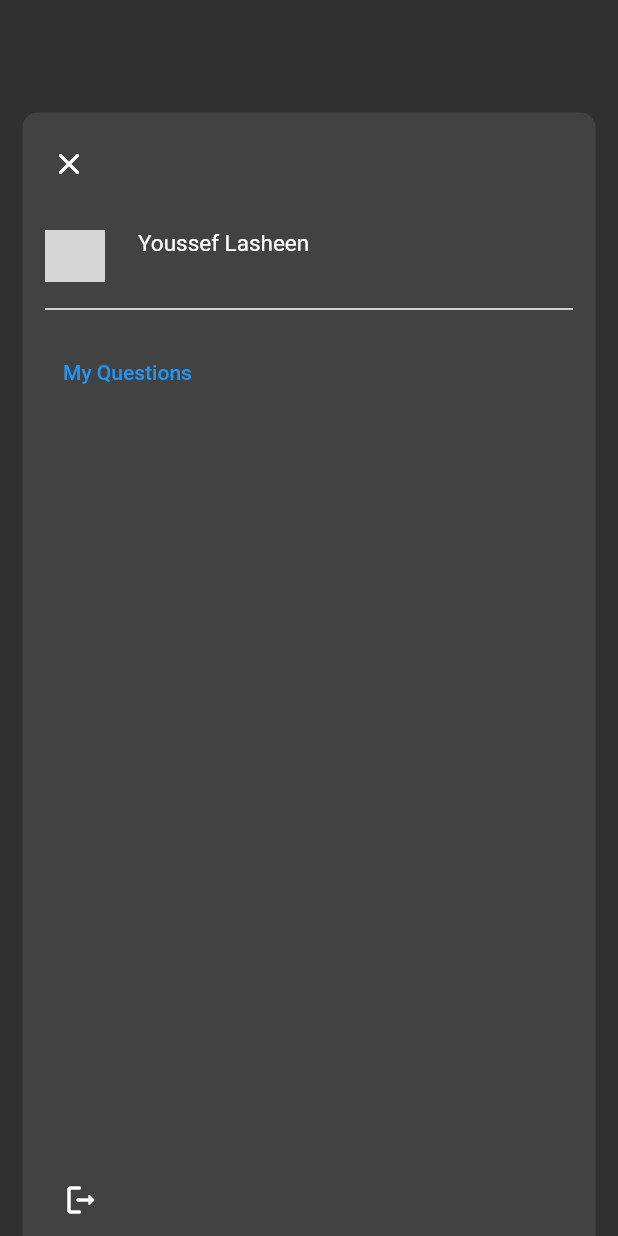
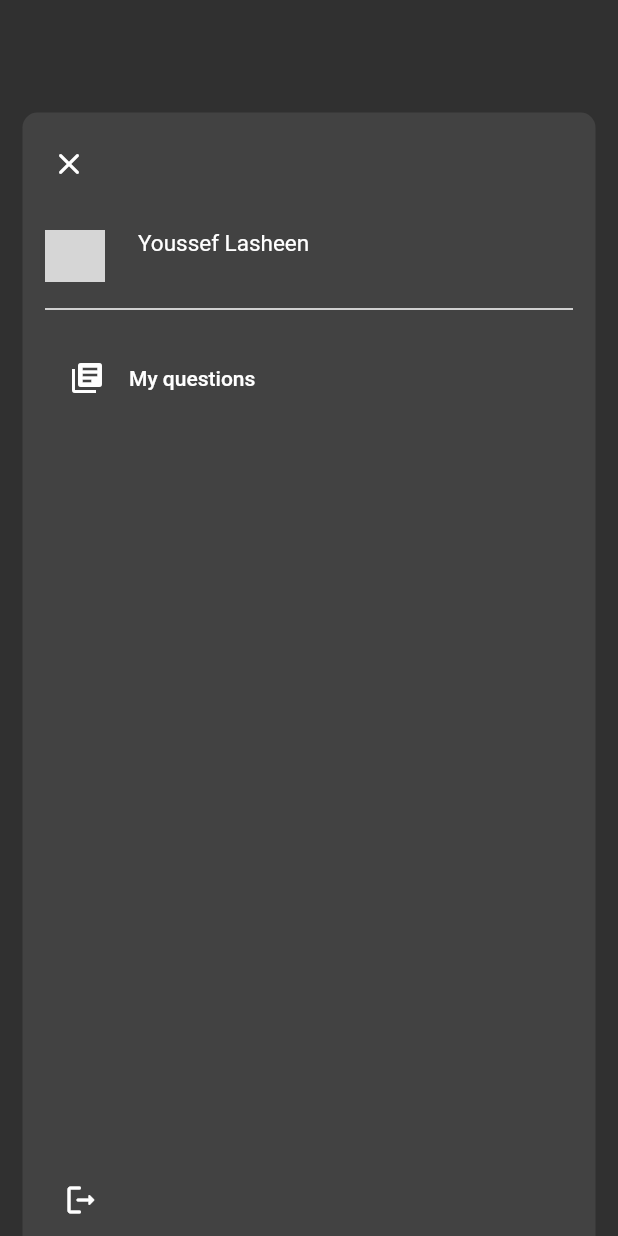
Before and after one commit to CrowdSolve/Mobile, a Flutter app: the ProfileDialog widget shown alone on an empty page, opened directly with empty values, on a phone screen of 412 x 824 dp. Run offline on Flutter 3.47's test engine with Material 2 defaults, Android fonts, the phone set to English and light mode, and no system bars; our stand-ins replace firebase_auth, firebase_core, flutter_markdown, flutter_riverpod, image_picker, infinite_scroll_pagination and 2 more; missing offline and left inert: alert_dialogs, awesome_icons, github_sign_in, text_selection_controls; accounts and stored records are empty; network calls fail; grey boxes are pictures that could not be loaded.

Commit message:
Replace the my questions button with list tile

```diff
--- a/lib/screens/main_screen/widgets/search_button/widgets/profile_dialog.dart
+++ b/lib/screens/main_screen/widgets/search_button/widgets/profile_dialog.dart
@@ -107,9 +107,10 @@ class ProfileDialog extends ConsumerWidget  {
                 padding: const EdgeInsets.symmetric(vertical: 10),
                 child: Divider(),
               ),
-              TextButton(
-                child: Text('My Questions'),
-                onPressed: () => Navigator.push(
+              ListTile(
+                leading: Icon(Icons.my_library_books),
+                title: Text('My questions'),
+                onTap: ()=> Navigator.push(
                   context,
                   MaterialPageRoute(
                       builder: (context) => MyQuestions(user.login)),
```
